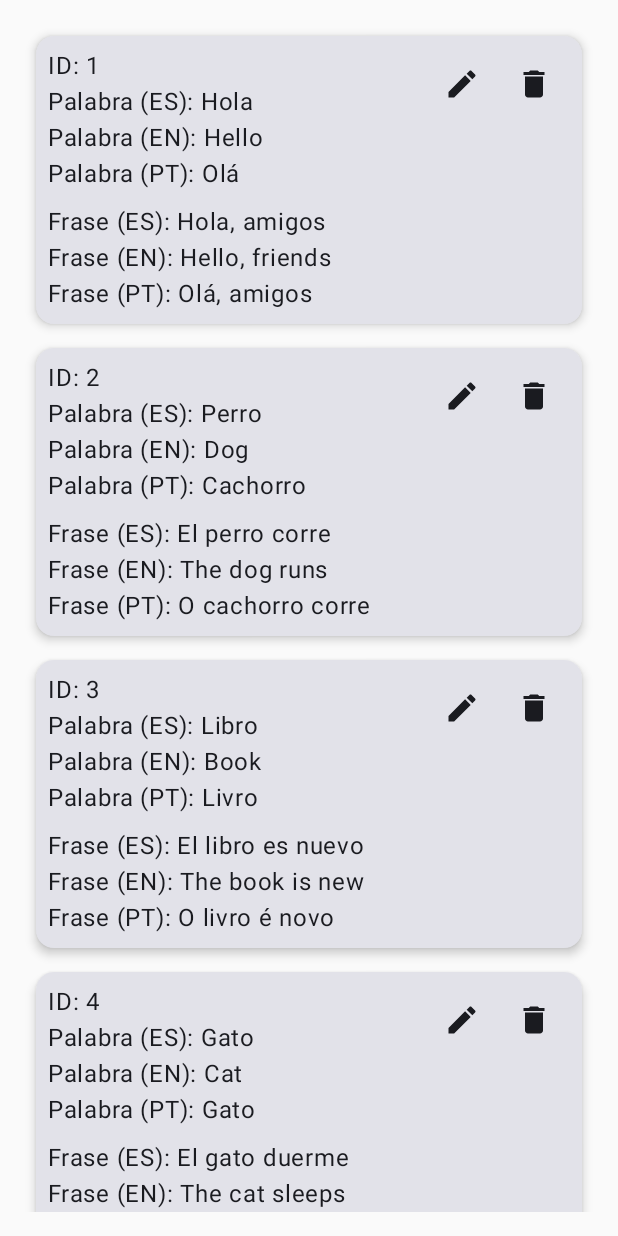
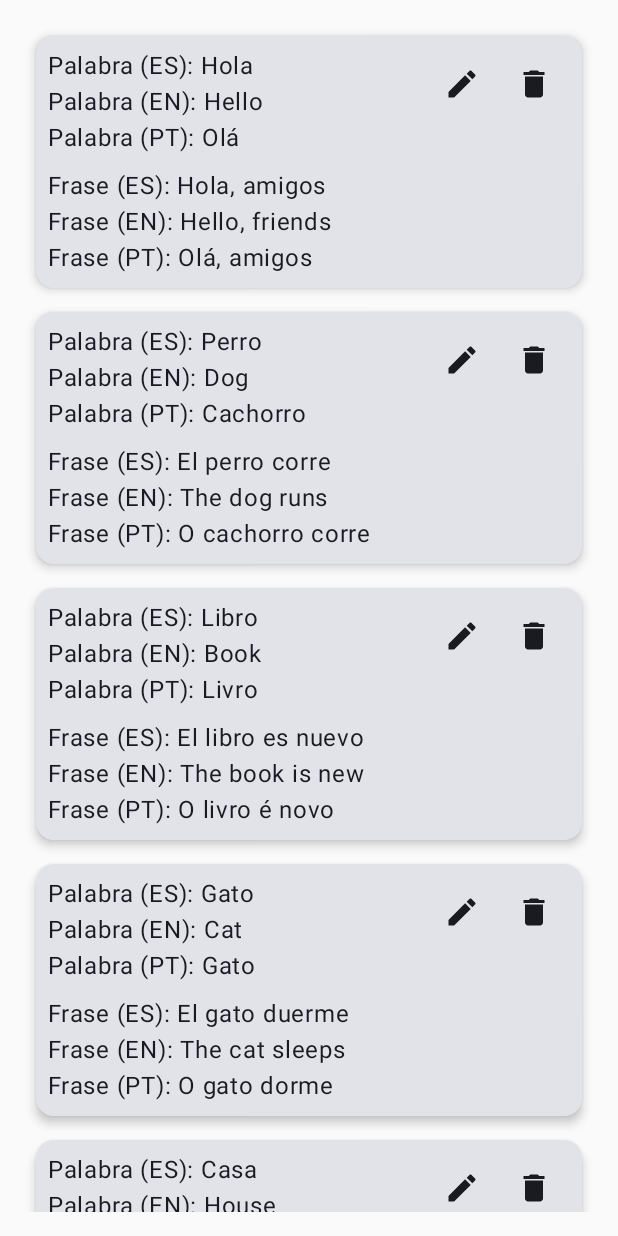
Before and after one commit to fgmasw/FullyTrilingual-Public, an Android app built with Jetpack Compose: the WordListScreen screen opened through its navigation route, on a phone screen of 412 x 824 dp. Run offline under Robolectric (Android 15) with nearby library versions, the phone set to English and light mode, and no system bars; our stand-ins replace Room's generated code.

Commit message:
Update with changes 2025-01-01 02:34

```diff
--- a/app/src/main/java/com/fagir/fullytrilingual/ui/components/WordListItem.kt
+++ b/app/src/main/java/com/fagir/fullytrilingual/ui/components/WordListItem.kt
@@ -31,7 +31,7 @@ fun WordListItem(
         ) {
             // Columna que presenta todos los datos de la palabra
             Column(modifier = Modifier.weight(1f)) {
-                Text(text = "ID: ${word.id}", style = MaterialTheme.typography.bodyMedium)
+                //Text(text = "ID: ${word.id}", style = MaterialTheme.typography.bodyMedium)
                 Spacer(modifier = Modifier.height(4.dp))
 
                 Text(text = "Word (ES): ${word.wordEs}")
--- a/app/src/main/java/com/fagir/fullytrilingual/ui/screens/wordlist/WordListScreen.kt
+++ b/app/src/main/java/com/fagir/fullytrilingual/ui/screens/wordlist/WordListScreen.kt
@@ -107,7 +107,7 @@ fun WordListItem(
             Column(
                 modifier = Modifier.weight(1f)
             ) {
-                Text(text = "ID: ${word.id}")
+                //Text(text = "ID: ${word.id}")
 
                 // Etiquetas y valores de las palabras
                 Text(text = "${Strings.wordEsLabel[language] ?: "Palabra (ES)"}: ${word.wordEs}")
```
